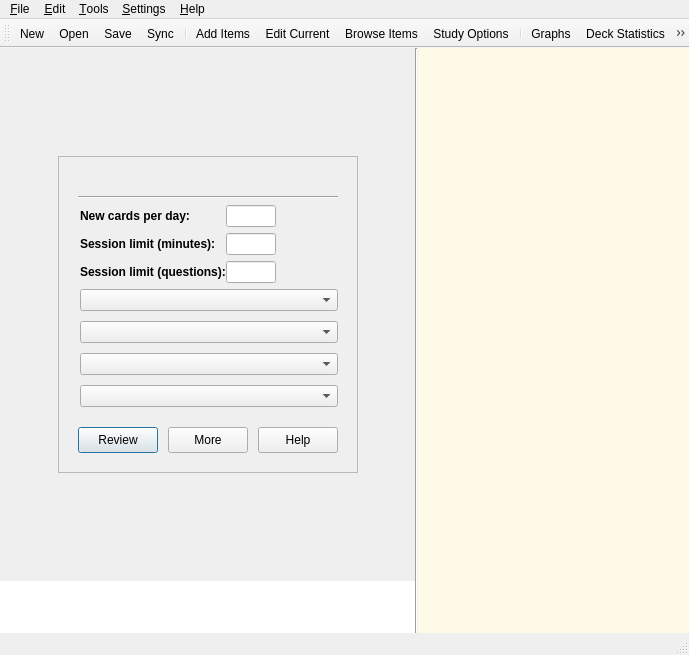
Before: the Qt Designer form designer/main.ui in ankitects/anki, drawn with Qt 5.
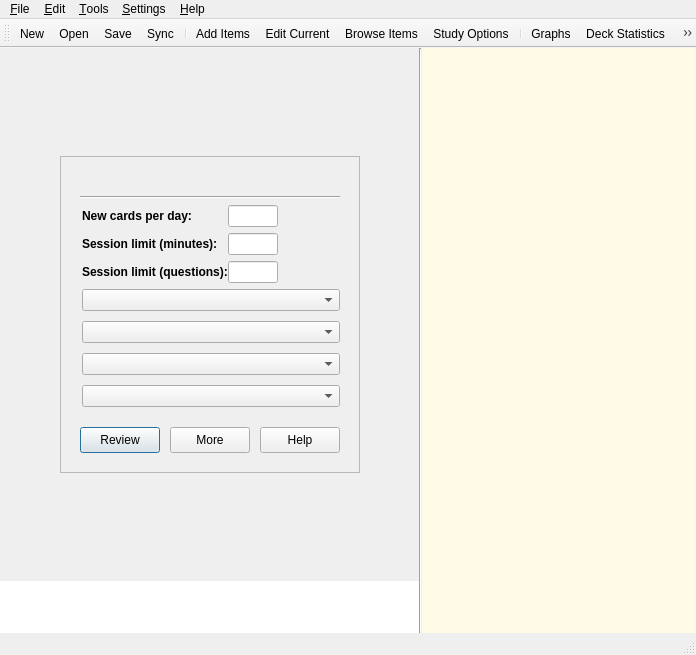
After: the same form once the commit is applied. The open tabs and pages were chosen to show the change. Icons and pictures are not drawn.

Commit message: don't force max size for study options

Diff of the .ui file:
```diff
--- a/designer/main.ui
+++ b/designer/main.ui
@@ -6,7 +6,7 @@
    <rect>
     <x>0</x>
     <y>0</y>
-    <width>689</width>
+    <width>696</width>
     <height>655</height>
    </rect>
   </property>
@@ -591,6 +591,9 @@
                <property name="orientation">
                 <enum>Qt::Horizontal</enum>
                </property>
+               <property name="sizeType">
+                <enum>QSizePolicy::Expanding</enum>
+               </property>
                <property name="sizeHint" stdset="0">
                 <size>
                  <width>1</width>
@@ -601,12 +604,6 @@
              </item>
              <item>
               <widget class="QFrame" name="studyOptionsFrame">
-               <property name="maximumSize">
-                <size>
-                 <width>400</width>
-                 <height>16777215</height>
-                </size>
-               </property>
                <property name="frameShape">
                 <enum>QFrame::StyledPanel</enum>
                </property>
@@ -910,6 +907,9 @@
                <property name="orientation">
                 <enum>Qt::Horizontal</enum>
                </property>
+               <property name="sizeType">
+                <enum>QSizePolicy::Expanding</enum>
+               </property>
                <property name="sizeHint" stdset="0">
                 <size>
                  <width>1</width>
@@ -1472,7 +1472,7 @@
     <rect>
      <x>0</x>
      <y>0</y>
-     <width>689</width>
+     <width>696</width>
      <height>36</height>
     </rect>
    </property>
```
